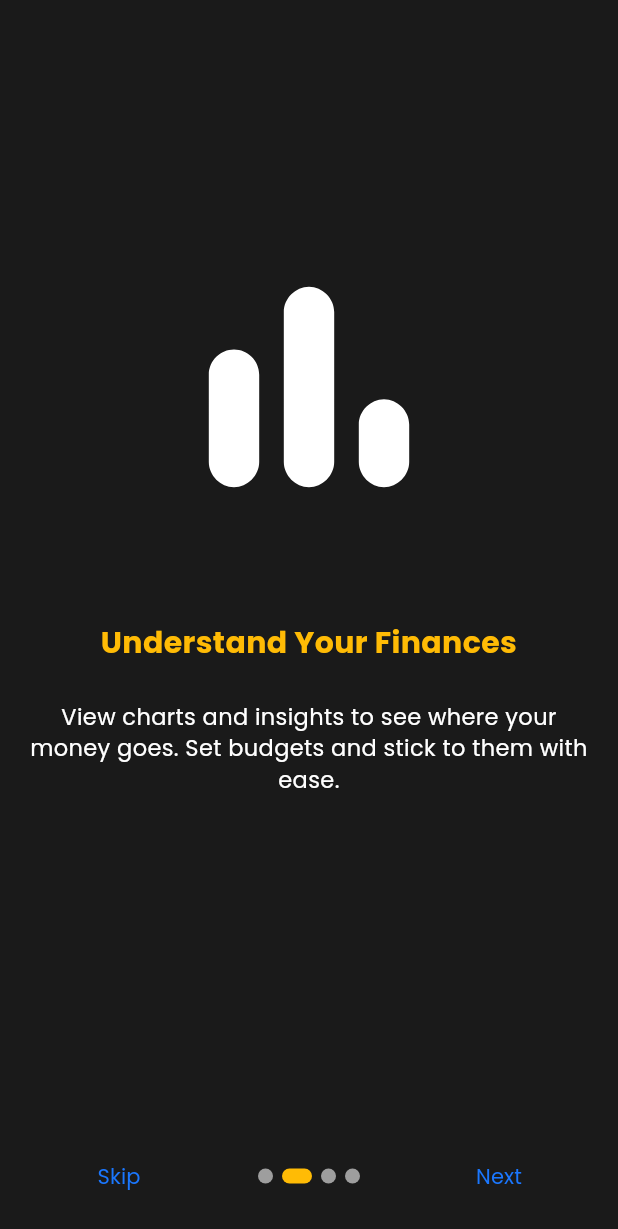
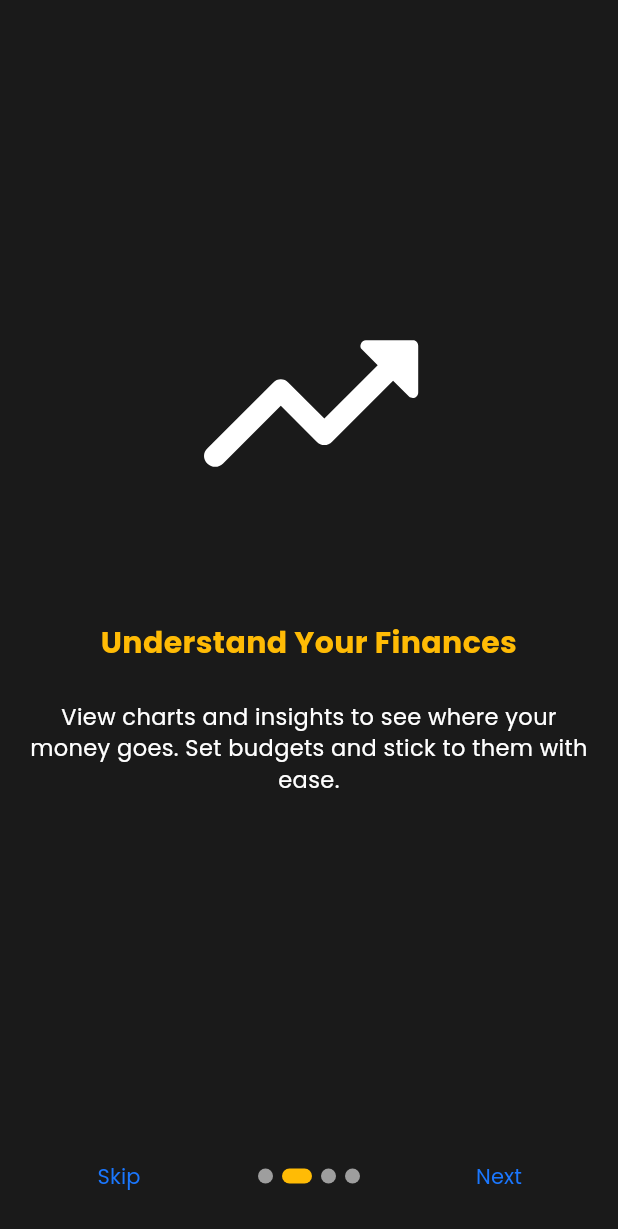
Before and after one commit to ezerssss/SpendSmart, a Flutter app: the OnBoardingPage screen opened directly, swiped to page 2, on a phone screen of 412 x 824 dp. Shown: the top 1229 px of the screen. Run offline on Flutter 3.47's test engine with Material 3 defaults, Android fonts, the phone set to English and light mode, and no system bars; drawn by our look-alikes of introduction_screen; our stand-ins replace animated_bottom_navigation_bar, cloud_firestore, firebase_auth, firebase_core, google_sign_in, photo_view; accounts and stored records are empty.

Commit message:
[Enhancement][Olana] Onboarding UI Change of Icon size and name

```diff
--- a/lib/on_boarding_page.dart
+++ b/lib/on_boarding_page.dart
@@ -43,7 +43,7 @@ class _OnBoardingPageState extends State<OnBoardingPage>
             title: "Welcome to SpendSmart",
             body:
                 "Track your spending effortlessly by snapping a photo of your receipt. Let AI do the rest.",
-            image: Icon(Icons.camera_alt, size: 200),
+            image: Icon(Icons.camera_alt, size: 175),
             decoration: pageDecoration,
           ),
 
@@ -51,7 +51,7 @@ class _OnBoardingPageState extends State<OnBoardingPage>
             title: "Understand Your Finances",
             body:
                 "View charts and insights to see where your money goes. Set budgets and stick to them with ease.",
-            image: Icon(Icons.bar_chart_rounded, size: 200),
+            image: Icon(Icons.trending_up_rounded, size: 175),
             decoration: pageDecoration,
           ),
 
@@ -59,7 +59,7 @@ class _OnBoardingPageState extends State<OnBoardingPage>
             title: "Smarter Money Habits",
             body:
                 "Get personalized tips to improve your spending behavior, powered by OpenAI and your own data.",
-            image: Icon(Icons.lightbulb_outline, size: 200),
+            image: Icon(Icons.lightbulb_outline, size: 175),
             decoration: pageDecoration,
           ),
 
@@ -67,7 +67,7 @@ class _OnBoardingPageState extends State<OnBoardingPage>
             title: "Secure & Personalized",
             body:
                 "Sign in with Google to save your data securely and access your personal finance dashboard anytime.",
-            image: Icon(Icons.lock, size: 200),
+            image: Icon(Icons.lock, size: 175),
             decoration: pageDecoration,
           ),
         ],
```
